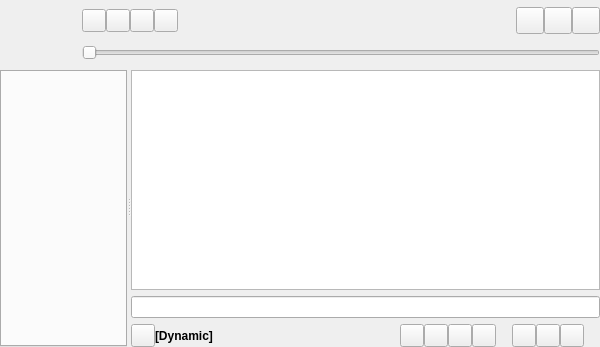
Before: the Qt Designer form gui/mainwindow.ui in polpo/cantata-mac, drawn with Qt 5.
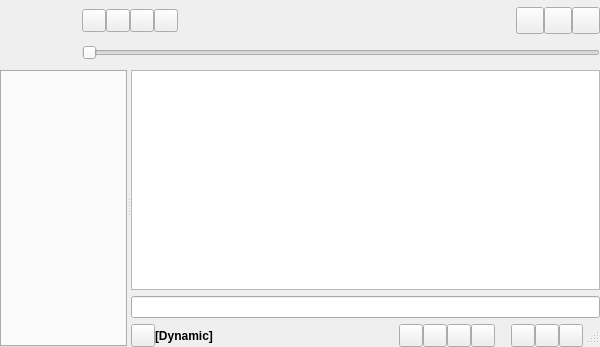
After: the same form once the commit is applied. Custom widgets are drawn as their Qt base class.

Commit message: Place size grip in lower right corner

Diff of the .ui file:
```diff
--- a/gui/mainwindow.ui
+++ b/gui/mainwindow.ui
@@ -321,20 +321,7 @@
            <widget class="ToolButton" name="clearPlayQueueButton"/>
           </item>
           <item>
-           <spacer name="statusbarSpacer">
-            <property name="orientation">
-             <enum>Qt::Horizontal</enum>
-            </property>
-            <property name="sizeType">
-             <enum>QSizePolicy::Fixed</enum>
-            </property>
-            <property name="sizeHint" stdset="0">
-             <size>
-              <width>16</width>
-              <height>16</height>
-             </size>
-            </property>
-           </spacer>
+           <widget class="QSizeGrip" name="sizeGrip"/>
           </item>
          </layout>
         </item>
```
